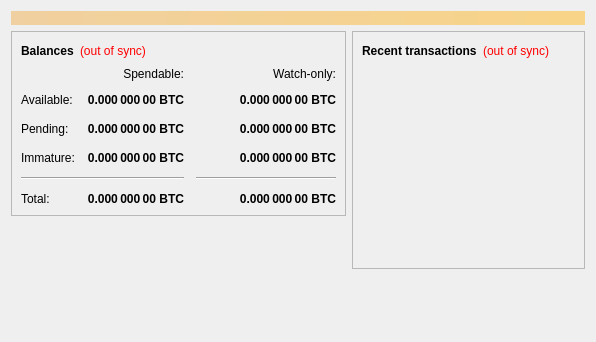
Old version of the form src/qt/forms/overviewpage.ui in the repository CoinAge-DAO/Solari.
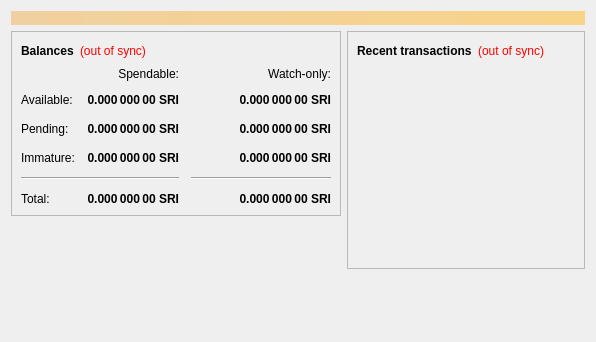
New version of the form.

Patch:
```diff
--- a/src/qt/forms/overviewpage.ui
+++ b/src/qt/forms/overviewpage.ui
@@ -112,7 +112,7 @@
                <string>Unconfirmed transactions to watch-only addresses</string>
               </property>
               <property name="text">
-               <string notr="true">0.000 000 00 BTC</string>
+               <string notr="true">0.000 000 00 SRI</string>
               </property>
               <property name="alignment">
                <set>Qt::AlignRight|Qt::AlignTrailing|Qt::AlignVCenter</set>
@@ -137,7 +137,7 @@
                <string>Total of transactions that have yet to be confirmed, and do not yet count toward the spendable balance</string>
               </property>
               <property name="text">
-               <string notr="true">0.000 000 00 BTC</string>
+               <string notr="true">0.000 000 00 SRI</string>
               </property>
               <property name="alignment">
                <set>Qt::AlignRight|Qt::AlignTrailing|Qt::AlignVCenter</set>
@@ -162,7 +162,7 @@
                <string>Mined balance in watch-only addresses that has not yet matured</string>
               </property>
               <property name="text">
-               <string notr="true">0.000 000 00 BTC</string>
+               <string notr="true">0.000 000 00 SRI</string>
               </property>
               <property name="alignment">
                <set>Qt::AlignRight|Qt::AlignTrailing|Qt::AlignVCenter</set>
@@ -220,7 +220,7 @@
                <string>Mined balance that has not yet matured</string>
               </property>
               <property name="text">
-               <string notr="true">0.000 000 00 BTC</string>
+               <string notr="true">0.000 000 00 SRI</string>
               </property>
               <property name="alignment">
                <set>Qt::AlignRight|Qt::AlignTrailing|Qt::AlignVCenter</set>
@@ -265,7 +265,7 @@
                <string>Your current total balance</string>
               </property>
               <property name="text">
-               <string notr="true">0.000 000 00 BTC</string>
+               <string notr="true">0.000 000 00 SRI</string>
               </property>
               <property name="alignment">
                <set>Qt::AlignRight|Qt::AlignTrailing|Qt::AlignVCenter</set>
@@ -290,7 +290,7 @@
                <string>Current total balance in watch-only addresses</string>
               </property>
               <property name="text">
-               <string notr="true">0.000 000 00 BTC</string>
+               <string notr="true">0.000 000 00 SRI</string>
               </property>
               <property name="alignment">
                <set>Qt::AlignRight|Qt::AlignTrailing|Qt::AlignVCenter</set>
@@ -332,7 +332,7 @@
                <string>Your current spendable balance</string>
               </property>
               <property name="text">
-               <string notr="true">0.000 000 00 BTC</string>
+               <string notr="true">0.000 000 00 SRI</string>
               </property>
               <property name="alignment">
                <set>Qt::AlignRight|Qt::AlignTrailing|Qt::AlignVCenter</set>
@@ -357,7 +357,7 @@
                <string>Your current balance in watch-only addresses</string>
               </property>
               <property name="text">
-               <string notr="true">0.000 000 00 BTC</string>
+               <string notr="true">0.000 000 00 SRI</string>
               </property>
               <property name="alignment">
                <set>Qt::AlignRight|Qt::AlignTrailing|Qt::AlignVCenter</set>
```
